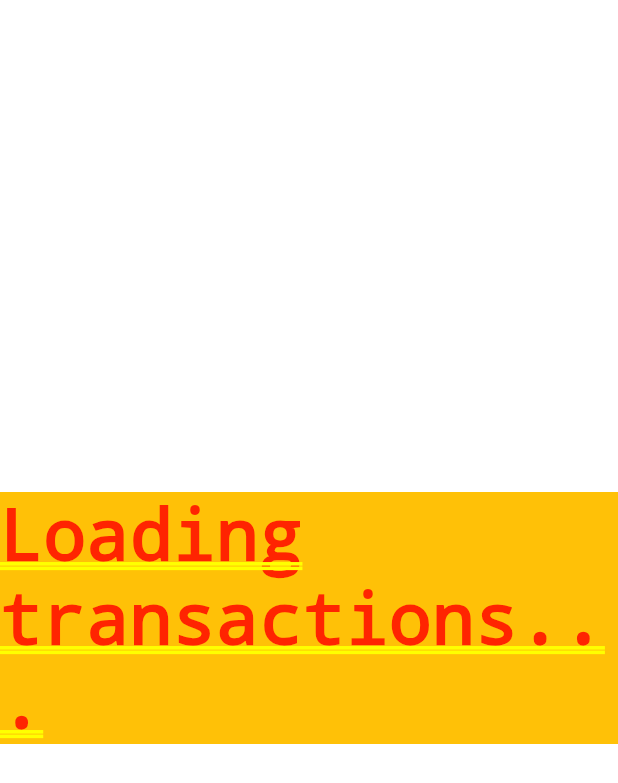
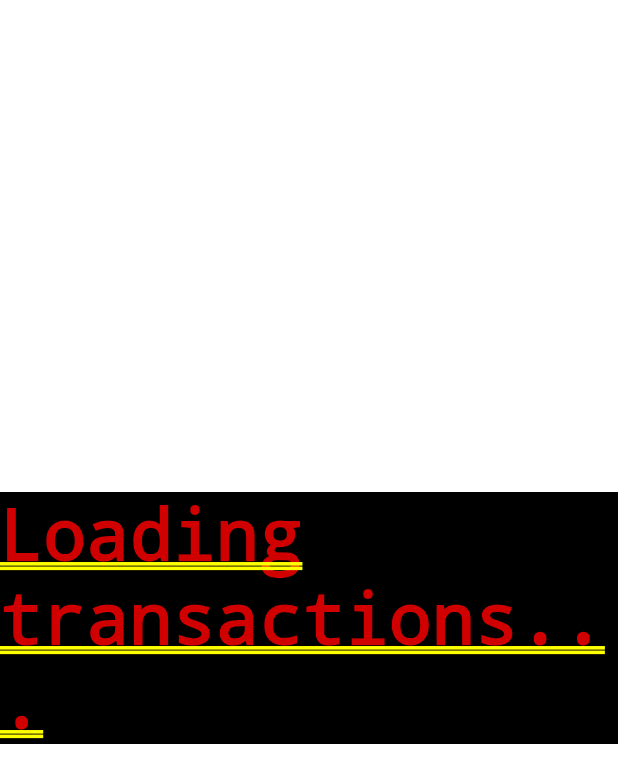
Before and after one commit to PrestoDevelopment/Presto, a Flutter app: the TransactionsView screen opened directly, on a phone screen of 412 x 824 dp. Shown: the top 783 px of the screen. Run offline on Flutter 3.47's test engine with Material 2 defaults, Android fonts, the phone set to English and light mode, and no system bars; our stand-ins replace cloud_firestore, connectivity, firebase_auth, firebase_core, firebase_messaging, geolocator and 7 more; missing offline and left inert: platform_device_id; accounts and stored records are empty; project files that could hold a hidden picture were left out.

```diff
--- a/presto_mobile/lib/ui/views/transactions_view.dart
+++ b/presto_mobile/lib/ui/views/transactions_view.dart
@@ -20,7 +20,7 @@ class _TransactionsViewState extends State<TransactionsView> {
       builder: (context, model, child) => model.isBusy
           ? Center(
               child: Container(
-                color: Colors.amber,
+                color: Colors.black,
                 child: FadingText(
                   'Loading transactions...',
                 ),
@@ -50,11 +50,13 @@ class _TransactionsViewState extends State<TransactionsView> {
                         height: 20.0,
                       ),
                       Column(
-                        children: model.recentTransactions.length > 0
+                        children: model.recentTransactions.length > 0 && model.recentTransactions != null
                             ? model.recentTransactions
                             : [
                                 Container(
-                                  child: Text("No Transactions to Display"),
+                                  child: Text("No Transactions to Display",
+                                    style: TextStyle(fontSize: 15.0, color: Colors.black),
+                                  ),
                                 ),
                               ],
                       ),
@@ -66,7 +68,7 @@ class _TransactionsViewState extends State<TransactionsView> {
                         children: <Widget>[
                           Text(
                             "All Transactions",
-                            style: TextStyle(fontSize: 30),
+                            style: TextStyle(fontSize: 30, color: Colors.black),
                           ),
                         ],
                       ),
@@ -74,11 +76,13 @@ class _TransactionsViewState extends State<TransactionsView> {
                         height: 20,
                       ),
                       Column(
-                        children: model.allTransactions.length > 0
+                        children: model.allTransactions.length > 0 && model.allTransactions != null
                             ? model.allTransactions
                             : [
                                 Container(
-                                  child: Text("No Transactions to Display"),
+                                  child: Text("No Transactions to Display",
+                                  style: TextStyle(fontSize: 15.0, color: Colors.black),
+                                  ),
                                 ),
                               ],
                       ),
--- a/presto_mobile/lib/ui/widgets/TransButton.dart
+++ b/presto_mobile/lib/ui/widgets/TransButton.dart
@@ -40,8 +40,6 @@ class TransactionCardButton extends StatelessWidget {
 
 
   TransCardManager _cardManager = TransCardManager();
-  DialogService _dialogService = locator<DialogService>();
-  FireStoreService _fireStoreService = FireStoreService();
 
   @override
   Widget build(BuildContext context) {
```
Also changed, not shown: presto_mobile/lib/ui/views/profile_view.dart (+42 -28 lines), presto_mobile/lib/ui/widgets/SideNavDrawer.dart (deleted, +0 -55 lines).
